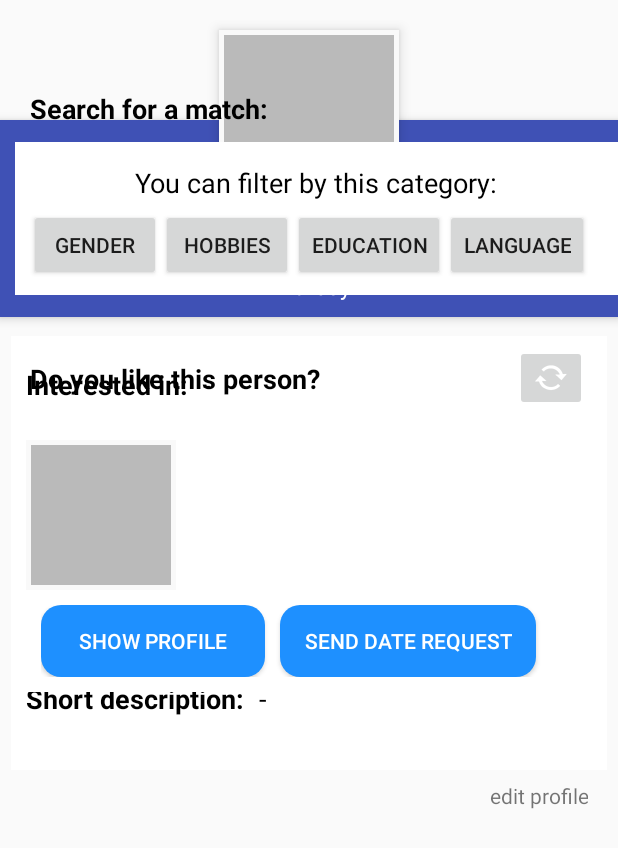
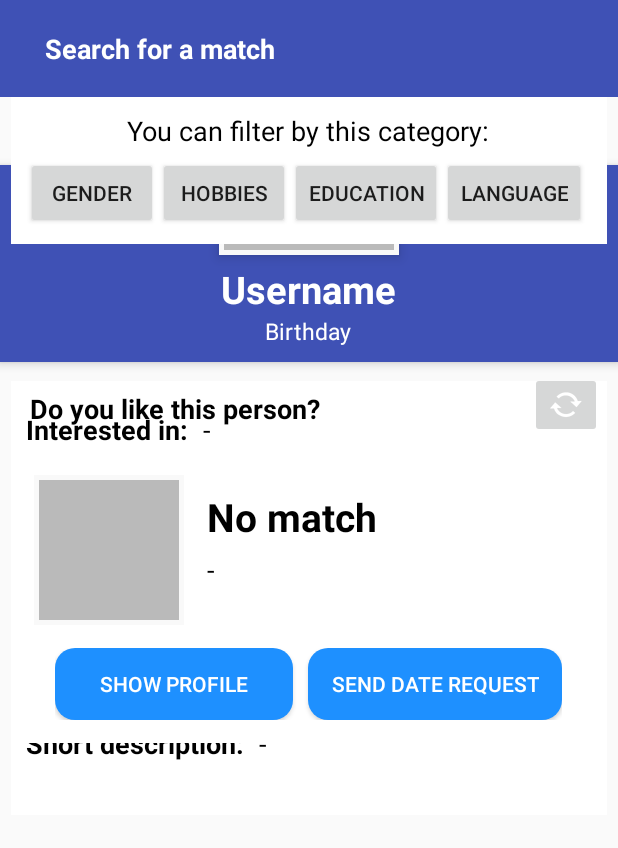
Before and after one commit to Paingouin/MCStuMeet, an Android app: the fragment SearchUserFragment placed in its activity, on a phone screen of 412 x 824 dp. Shown: the top 848 px of the screen. Run offline under Robolectric (Android 15) with nearby library versions, the phone set to English and light mode, and no system bars; libraries missing offline, so code that uses them is left out: com.mongodb, com.mongodb.util, com.roughike.bottombar; 19 statements that could not run were skipped.

Commit message:
search mechanism done

```diff
--- a/app/src/main/java/com/example/cogo/mcstumeet/Fragments/SearchUserFragment.java
+++ b/app/src/main/java/com/example/cogo/mcstumeet/Fragments/SearchUserFragment.java
@@ -1,18 +1,15 @@
 package com.example.cogo.mcstumeet.fragments;
 
+import android.support.v4.app.Fragment;
 import android.graphics.Bitmap;
-import android.media.Image;
 import android.os.Bundle;
 import android.support.annotation.Nullable;
 import android.view.LayoutInflater;
 import android.view.View;
 import android.view.ViewGroup;
-import android.support.v4.app.Fragment;
 import android.widget.Button;
-import android.widget.EditText;
 import android.widget.ImageButton;
 import android.widget.ImageView;
-import android.widget.LinearLayout;
 import android.widget.TextView;
 import android.widget.Toast;
 
@@ -35,12 +32,11 @@ import java.util.regex.Pattern;
  * Created by Gamze on 22.12.2016.
  */
 
-public class SearchUserFragment extends Fragment{
+public class SearchUserFragment extends Fragment {
     private ArrayList<DatabaseSchema> returnValues = new ArrayList<DatabaseSchema>();
     private ArrayList<DatabaseSchema> userMatch = new ArrayList<DatabaseSchema>();
-    private DatabaseSchema searchUserObject = new DatabaseSchema();
+    private String interestedInBundle, usernameBundle, hobbiesBundle, educationBundle, languageBundle;
     private DatabaseSchema randomUser;
-    private String genderBundle, interestedInBundle, usernameBundle, hobbiesBundle, educationBundle, languageBundle;
     private GetUserAsyncTask task = new GetUserAsyncTask();
     private Toast toast;
     private View view;
@@ -51,7 +47,6 @@ public class SearchUserFragment extends Fragment{
         this.view = inflater.inflate(R.layout.activity_search, container, false);
 
         this.usernameBundle = this.getArguments().getString("usernameBundle");
-        this.genderBundle = this.getArguments().getString("genderBundle");
         this.interestedInBundle = this.getArguments().getString("interestedInBundle");
         this.hobbiesBundle = this.getArguments().getString("hobbiesBundle");
         this.educationBundle = this.getArguments().getString("educationBundle");
@@ -73,7 +68,6 @@ public class SearchUserFragment extends Fragment{
             e.printStackTrace();
         }
 
-        this.interestedInBundle = this.interestedInBundle;
         if(this.interestedInBundle.equals("girls")){
             this.interestedInBundle = "female";
         } else {
@@ -87,14 +81,21 @@ public class SearchUserFragment extends Fragment{
                 }
             }
         }
-        this.searchMatch();
-
+        if(!(this.userMatch.isEmpty())){
+            this.searchMatch();
+        } else {
+            this.noMatch();
+        }
         refresh.setOnClickListener(new View.OnClickListener()
         {
             @Override
             public void onClick(View v)
             {
-                searchMatch();
+                if(!(userMatch.isEmpty())){
+                    searchMatch();
+                } else {
+                    noMatch();
+                }
             }
         });
 
@@ -110,15 +111,19 @@ public class SearchUserFragment extends Fragment{
                         }
                     }
                 }
-                searchMatch();
+                if(!(userMatch.isEmpty())){
+                    searchMatch();
+                } else {
+                    noMatch();
+                    toast.makeText(getActivity(), "No match!", Toast.LENGTH_LONG).show();
+                }
             }
         });
 
         education.setOnClickListener(new View.OnClickListener()
         {
             @Override
-            public void onClick(View v)
-            {
+            public void onClick(View v) {
                 userMatch.clear();
                 for(DatabaseSchema db: returnValues){
                     if (interestedInBundle.equals(db.getGender())) {
@@ -129,7 +134,11 @@ public class SearchUserFragment extends Fragment{
                         }
                     }
                 }
-                searchMatch();
+                if(!(userMatch.isEmpty())){
+                    searchMatch();
+                } else {
+                    noMatch();
+                }
             }
         });
 
@@ -144,19 +153,21 @@ public class SearchUserFragment extends Fragment{
                     if (interestedInBundle.equals(db.getGender())) {
                         if (!(db.getUsername().equals(usernameBundle))) {
                             if (splitLanguages != null) {
-                                for (int i=0; i < splitLanguages.length; i++) {
+                                for (int i=0; i<splitLanguages.length; i++) {
+                                    System.out.println("lan" + splitLanguages[i]);
+                                    System.out.println("user " + db.getLanguages());
                                     if (db.getLanguages().toLowerCase().contains(splitLanguages[i])) {
                                         userMatch.add(db);
-                                        searchMatch();
                                     }
                                 }
                             }
                         }
                     }
                 }
-
-                for (DatabaseSchema db : userMatch) {
-                    System.out.println("alle: " + db.getUsername());
+                if(!(userMatch.isEmpty())){
+                    searchMatch();
+                } else {
+                    noMatch();
                 }
             }
         });
@@ -176,15 +187,16 @@ public class SearchUserFragment extends Fragment{
                                     System.out.println("db get hobbies " + db.getHobbies());
                                     if (db.getHobbies().toLowerCase().contains(splitHobbies[i])) {
                                         userMatch.add(db);
-                                        searchMatch();
-                                    }
-                                    if (userMatch.isEmpty()) {
-                                       //no match
                                     }
                                 }
                             }
                         }
                     }
+                }
+                if (!(userMatch.isEmpty())) {
+                    searchMatch();
+                } else {
+                    noMatch();
                 }
             }
         });
@@ -208,15 +220,19 @@ public class SearchUserFragment extends Fragment{
             String education_random = tempUser.getEducation();
             education.setText(education_random);
         } else if(this.userMatch.isEmpty()) {
-            Button showButton = (Button) this.view.findViewById(R.id.button_show);
-            Button dateButton = (Button) this.view.findViewById(R.id.button_date);
-            ViewGroup layoutShow = (ViewGroup) showButton.getParent();
-            ViewGroup layoutDate = (ViewGroup) dateButton.getParent();
-            if(layoutShow != null && layoutDate != null){
-                layoutShow.removeView(showButton);
-                layoutDate.removeView(dateButton);
-            }
+
         }
+    }
+
+    private void noMatch(){
+        toast.makeText(getActivity(), "We are sorry, but there is no match!", Toast.LENGTH_LONG).show();
+        TextView usernameNoMatch = (TextView) this.view.findViewById(R.id.search_profile_username);
+        TextView educationNoMatch = (TextView) this.view.findViewById(R.id.search_profile_education_text);
+        ImageView imageNoMatch = (ImageView) this.view.findViewById(R.id.user_profile_photo);
+
+        imageNoMatch.setImageDrawable(null);
+        usernameNoMatch.setText("No match");
+        educationNoMatch.setText("-");
     }
 
     private DatabaseSchema getRandomUser(){
--- a/app/src/main/res/layout/activity_search.xml
+++ b/app/src/main/res/layout/activity_search.xml
@@ -8,28 +8,84 @@
         android:layout_width="match_parent"
         android:layout_height="match_parent">
 
+        <RelativeLayout
+            android:id="@+id/profile_layout_blue"
+            android:layout_width="match_parent"
+            android:layout_height="wrap_content"
+            android:background="#3F51B5">
+
             <TextView
                 style="@style/textStyleBold"
                 android:layout_width="wrap_content"
                 android:layout_height="wrap_content"
-            android:layout_marginTop="50dp"
                 android:layout_marginLeft="10dp"
+                android:padding="20dp"
+                android:textColor="#FFF"
+                android:text="Search for a match"
+                android:id="@+id/textView2" />
+        </RelativeLayout>
+    <RelativeLayout
+        android:layout_below="@+id/profile_layout_blue"
+        android:layout_width="wrap_content"
+        android:layout_height="wrap_content"
+        android:background="#fff"
+        android:layout_marginRight="7dp"
+        android:layout_marginLeft="7dp"
         android:padding="10dp"
-            android:text="Search for a match:"
-            android:id="@+id/textView2" />
+        android:onClick="showProfile">
+        <LinearLayout
+            android:id="@+id/text_layout"
+            android:layout_width="wrap_content"
+            android:layout_height="wrap_content"
+            android:layout_centerHorizontal="true">
+            <TextView
+                style="@style/textStyleCommon"
+                android:layout_width="wrap_content"
+                android:layout_height="wrap_content"
+                android:text="You can filter by this category:"/>
+        </LinearLayout>
 
+        <LinearLayout
+                android:layout_width="match_parent"
+                android:layout_height="wrap_content"
+                android:layout_below="@+id/text_layout"
+                android:layout_marginTop="5dp"
+                android:layout_centerHorizontal="true"
+                android:orientation="horizontal">
+
+                <Button
+                    android:id="@+id/gender_button"
+                    android:layout_width="wrap_content"
+                    android:layout_height="wrap_content"
+                    android:text="gender"/>
+                <Button
+                    android:id="@+id/hobbies_button"
+                    android:layout_width="wrap_content"
+                    android:layout_height="wrap_content"
+                    android:text="hobbies"/>
+                <Button
+                    android:id="@+id/education_button"
+                    android:layout_width="wrap_content"
+                    android:layout_height="wrap_content"
+                    android:text="education"/>
+                <Button
+                    android:id="@+id/language_button"
+                    android:layout_width="wrap_content"
+                    android:layout_height="wrap_content"
+                    android:text="language"/>
+            </LinearLayout>
+        </RelativeLayout>
         <LinearLayout
             android:layout_width="fill_parent"
             android:layout_height="wrap_content"
             android:layout_below="@+id/search_layout"
-            android:layout_marginTop="220dp"
+            android:layout_marginTop="240dp"
             android:orientation="vertical">
 
             <LinearLayout
                 android:layout_width="match_parent"
                 android:layout_height="wrap_content"
                 android:orientation="horizontal">
-
                 <TextView
                     style="@style/textStyleBold"
                     android:paddingLeft="20dp"
@@ -39,14 +95,13 @@
                     android:text="Do you like this person?"/>
 
                 <ImageButton
-                    android:layout_marginTop="10dp"
+                    android:layout_marginTop="8dp"
                     android:layout_width="wrap_content"
                     android:layout_height="wrap_content"
-                    android:layout_marginLeft="130dp"
+                    android:layout_marginLeft="140dp"
                     app:srcCompat="@android:drawable/stat_notify_sync"
                     android:id="@+id/imageButton"
                     android:onClick="refreshSearch"/>
-
             </LinearLayout>
 
             <RelativeLayout
@@ -56,7 +111,7 @@
                 android:layout_marginTop="9dp"
                 android:layout_marginRight="7dp"
                 android:layout_marginLeft="7dp"
-                android:padding="10dp"
+                android:padding="15dp"
                 android:onClick="showProfile">
 
                 <ImageButton
@@ -99,10 +154,9 @@
                         android:id="@+id/search_profile_education_text"/>
                 </LinearLayout>
                 <LinearLayout
-                    android:layout_width="match_parent"
+                    android:layout_width="wrap_content"
                     android:layout_height="wrap_content"
-                    android:layout_marginLeft="20dp"
-                    android:layout_marginTop="10dp"
+                    android:layout_marginTop="15dp"
                     android:layout_centerHorizontal="true"
                     android:layout_below="@+id/user_profile_photo"
                     android:orientation="horizontal">
@@ -111,8 +165,8 @@
                         android:background="@drawable/rounded_action_button"
                         android:textColor="#FFFFFF"
                         android:id="@+id/button_show"
-                        android:paddingLeft="25dp"
-                        android:paddingRight="25dp"
+                        android:paddingLeft="30dp"
+                        android:paddingRight="30dp"
                         android:layout_marginRight="10dp"
                         android:layout_width="wrap_content"
                         android:layout_height="wrap_content"
@@ -121,8 +175,8 @@
                         android:id="@+id/button_date"
                         android:background="@drawable/rounded_action_button"
                         android:textColor="#FFFFFF"
-                        android:paddingRight="16dp"
-                        android:paddingLeft="16dp"
+                        android:paddingRight="15dp"
+                        android:paddingLeft="15dp"
                         android:layout_width="wrap_content"
                         android:layout_height="wrap_content"
                         android:text="Send date request"/>
@@ -130,59 +184,5 @@
                 </LinearLayout>
             </RelativeLayout>
         </LinearLayout>
-
-        <RelativeLayout
-            android:layout_width="wrap_content"
-            android:layout_height="wrap_content"
-            android:background="#fff"
-            android:padding="9dp"
-            android:onClick="showProfile"
-            android:layout_below="@+id/textView2"
-            android:layout_alignLeft="@+id/textView2"
-            android:layout_alignStart="@+id/textView2">
-            <LinearLayout
-                android:id="@+id/text_layout"
-                android:layout_width="wrap_content"
-                android:layout_height="wrap_content"
-                android:layout_centerHorizontal="true"
-                android:layout_marginTop="5dp">
-                <TextView
-                    style="@style/textStyleCommon"
-                    android:layout_width="wrap_content"
-                    android:layout_height="wrap_content"
-                    android:text="You can filter by this category:"/>
-            </LinearLayout>
-
-            <LinearLayout
-                android:layout_width="match_parent"
-                android:layout_height="wrap_content"
-                android:layout_below="@+id/text_layout"
-                android:layout_marginTop="5dp"
-                android:layout_centerHorizontal="true"
-                android:orientation="horizontal">
-
-                <Button
-                    android:id="@+id/gender_button"
-                    android:layout_width="wrap_content"
-                    android:layout_height="wrap_content"
-                    android:text="gender"/>
-
-                <Button
-                    android:id="@+id/hobbies_button"
-                    android:layout_width="wrap_content"
-                    android:layout_height="wrap_content"
-                    android:text="hobbies"/>
-                <Button
-                    android:id="@+id/education_button"
-                    android:layout_width="wrap_content"
-                    android:layout_height="wrap_content"
-                    android:text="education"/>
-                <Button
-                    android:id="@+id/language_button"
-                    android:layout_width="wrap_content"
-                    android:layout_height="wrap_content"
-                    android:text="language"/>
-            </LinearLayout>
-            </RelativeLayout>
     </RelativeLayout>
 </ScrollView>
--- a/app/src/main/res/layout/activity_users_profile.xml
+++ b/app/src/main/res/layout/activity_users_profile.xml
@@ -10,7 +10,7 @@
         <ImageView
             android:id="@+id/header_cover_image"
             android:layout_width="match_parent"
-            android:layout_height="80dp"
+            android:layout_height="110dp"
             android:scaleType="centerCrop"/>
 
         <ImageButton
@@ -192,13 +192,6 @@
                         android:id="@+id/user_profile_short_description_text"/>
                 </LinearLayout>
             </RelativeLayout>
-            <TextView
-                android:layout_width="match_parent"
-                android:layout_height="wrap_content"
-                android:textAlignment="textEnd"
-                android:layout_gravity="end"
-                android:layout_marginRight="20dp"
-                android:text="edit profile"/>
         </LinearLayout>
     </RelativeLayout>
 </ScrollView>
```
Also changed, not shown: app/src/main/res/drawable/pencil.png (deleted), app/src/main/res/drawable/plus.png (deleted). Lines whose indentation alone changed are shown as unchanged.
